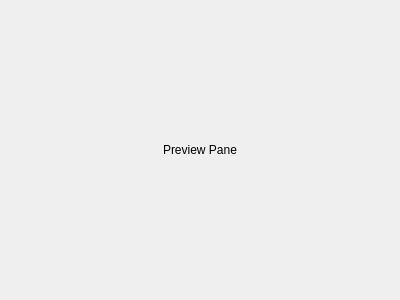
Old version of the form ui/previewpane.ui in the repository University-of-Utah-CS3505/a5-sprite-editor-f25-leomartinez47.
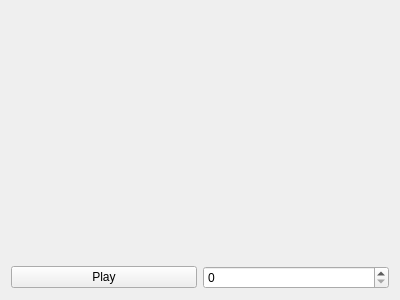
New version of the form.

Commit message:
PreviewPane implemented and it miraculously works.
PreviewPane is constructed with a pointer to the project, from which it
grabs a reference to the sprite and holds it in a member pointer, that
should maybe be made const in the future.

Use a QTimer to time out drawing signals, and used a QPainter to paint
each frame of the sprite, same logic as CanvasPane (like exactly the
same).

```diff
--- a/ui/previewpane.ui
+++ b/ui/previewpane.ui
@@ -13,16 +13,33 @@
   <property name="windowTitle">
    <string>Form</string>
   </property>
-  <layout class="QVBoxLayout" name="verticalLayout">
+  <layout class="QVBoxLayout" name="verticalLayout" stretch="3,1">
    <item>
-    <widget class="QLabel" name="label">
-     <property name="text">
-      <string>Preview Pane</string>
+    <widget class="QWidget" name="frame" native="true"/>
+   </item>
+   <item>
+    <layout class="QVBoxLayout" name="PreviewPaneLayout">
+     <property name="sizeConstraint">
+      <enum>QLayout::SizeConstraint::SetDefaultConstraint</enum>
      </property>
-     <property name="alignment">
-      <set>Qt::AlignmentFlag::AlignCenter</set>
-     </property>
-    </widget>
+     <item>
+      <layout class="QHBoxLayout" name="ButtonLayout">
+       <property name="sizeConstraint">
+        <enum>QLayout::SizeConstraint::SetDefaultConstraint</enum>
+       </property>
+       <item>
+        <widget class="QPushButton" name="playPauseButton">
+         <property name="text">
+          <string>Play</string>
+         </property>
+        </widget>
+       </item>
+       <item>
+        <widget class="QSpinBox" name="frameRateSelector"/>
+       </item>
+      </layout>
+     </item>
+    </layout>
    </item>
   </layout>
  </widget>
```
The commit also changes 5 other files.
